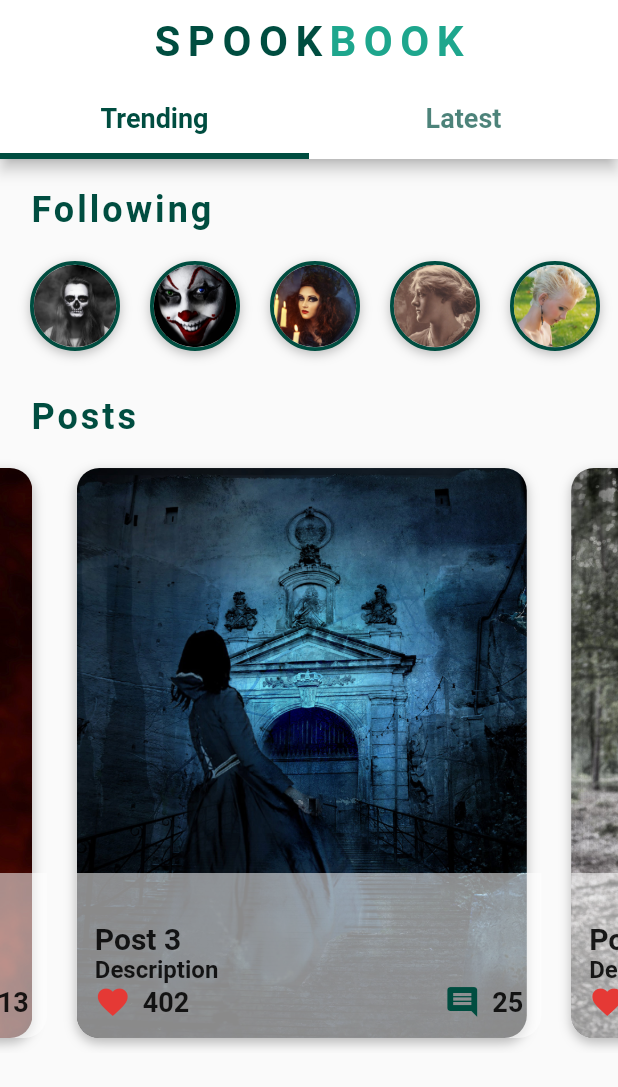
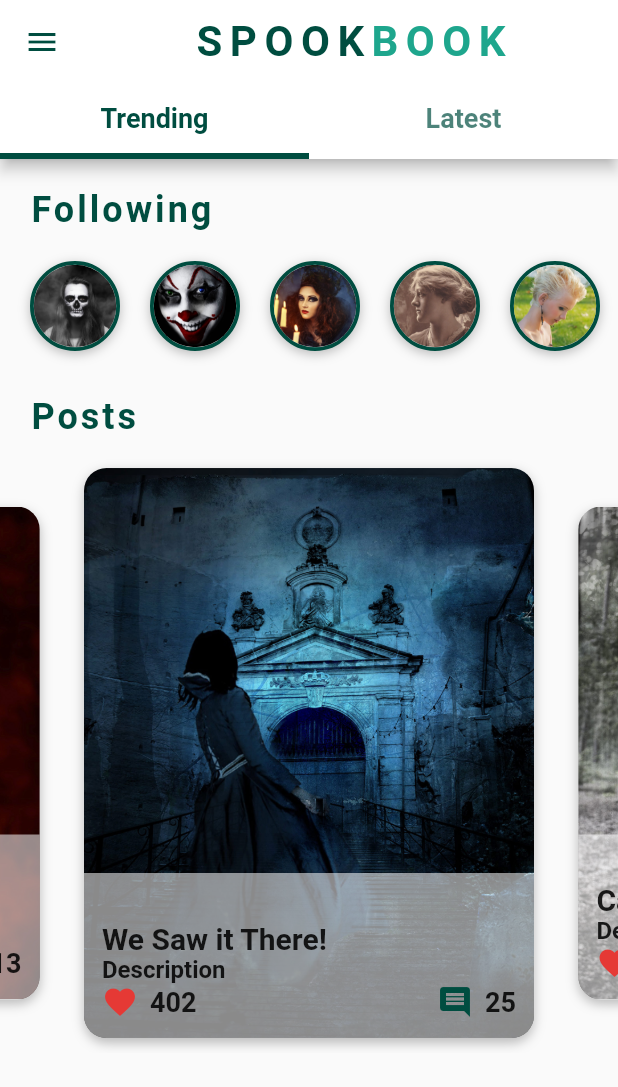
Before and after one commit to SMacEwan/flutter_social_ui, a Flutter app: the HomeScreen screen opened directly, swiped to page 4, on a phone screen of 412 x 824 dp. Shown: the top 1087 px of the screen. Run offline on Flutter 3.47's test engine with Material 2 defaults, Android fonts, the phone set to English and light mode, and no system bars.

Commit message:
Finished Buiding Custom Drawer Widget

```diff
--- a/lib/data/data.dart
+++ b/lib/data/data.dart
@@ -21,7 +21,7 @@ final _post1 = Post(
 final _post2 = Post(
   imageUrl: 'assets/images/post2.jpg',
   author: User(),
-  title: 'Post 2',
+  title: 'It\'s Been Broken',
   descript: 'Description',
   likes: 985,
   comments: 213,
@@ -29,7 +29,7 @@ final _post2 = Post(
 final _post3 = Post(
   imageUrl: 'assets/images/post3.jpg',
   author: User(),
-  title: 'Post 3',
+  title: 'We Saw it There!',
   descript: 'Description',
   likes: 402,
   comments: 25,
@@ -37,7 +37,7 @@ final _post3 = Post(
 final _post4 = Post(
   imageUrl: 'assets/images/post4.jpg',
   author: User(),
-  title: 'Post 4',
+  title: 'Can\'t Stand on Ceremony',
   descript: 'Description',
   likes: 628,
   comments: 74,
--- a/lib/screens/home_screen.dart
+++ b/lib/screens/home_screen.dart
@@ -1,5 +1,6 @@
 import 'package:flutter/material.dart';
 import 'package:flutter_social_ui/data/data.dart';
+import 'package:flutter_social_ui/widgets/custom_drawer.dart';
 import 'package:flutter_social_ui/widgets/following_users.dart';
 import 'package:flutter_social_ui/widgets/posts_carousel.dart';
 
@@ -64,6 +65,7 @@ class _HomeScreenState extends State<HomeScreen>
           ],
         ),
       ),
+      drawer: CustomDrawer(),
       body: ListView(
         children: <Widget>[
           FollowingUsers(),
--- a/lib/widgets/posts_carousel.dart
+++ b/lib/widgets/posts_carousel.dart
@@ -11,7 +11,22 @@ class PostsCarousel extends StatelessWidget {
   _buildPost(BuildContext context, int index) {
     Post post = posts[index];
 
-    return Stack(
+    return AnimatedBuilder(
+      animation: pageController,
+      builder: (BuildContext context, Widget widget) {
+        double value = 1;
+        if (pageController.position.haveDimensions) {
+          value = pageController.page - index;
+          value = (1 - (value.abs() * 0.25)).clamp(0.0, 1.0);
+        }
+        return Center(
+          child: SizedBox(
+            height: Curves.easeInOut.transform(value) * 400.0,
+            child: widget,
+          ),
+        );
+      },
+      child: Stack(
         children: <Widget>[
           Container(
             margin: EdgeInsets.all(10.0),
@@ -115,6 +130,7 @@ class PostsCarousel extends StatelessWidget {
             ),
           ),
         ],
+      ),
     );
   }
 
```
Also changed, not shown: lib/widgets/custom_drawer.dart (added, +109 -0 lines), assets/images/user.jpg, assets/images/user_background.jpg. Lines whose indentation alone changed are shown as unchanged.
